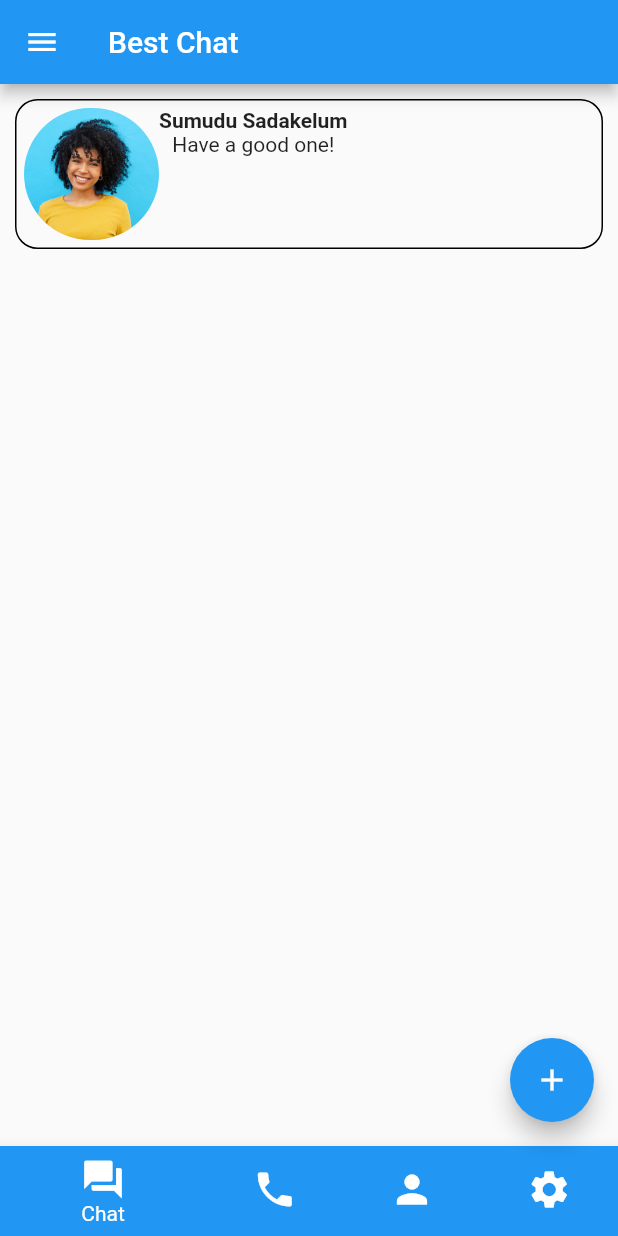
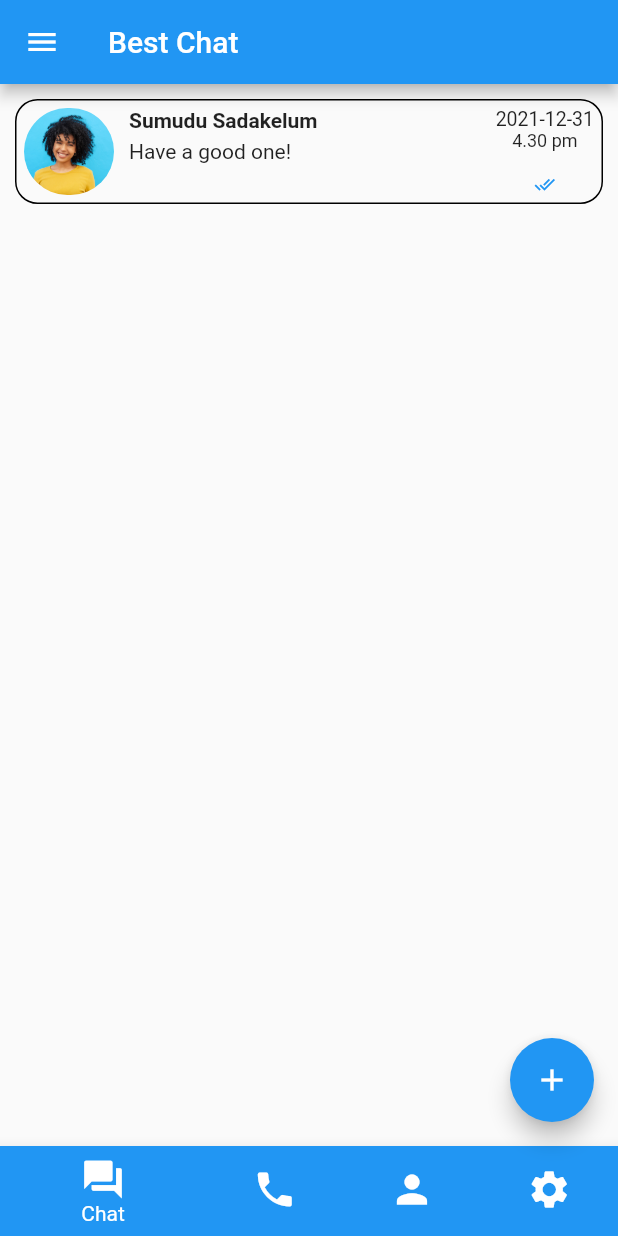
Before and after one commit to nadeeshapathiraja/flutter_chat, a Flutter app: the screen it shows after launch, on a phone screen of 412 x 824 dp. Run offline on Flutter 3.47's test engine with Material 2 defaults, Android fonts, the light colour scheme and no system bars; our stand-ins replace animate_do, carousel_slider, intl_phone_number_input.

Commit message:
done chat one

```diff
--- a/lib/main_pages/chat_page/chat_page.dart
+++ b/lib/main_pages/chat_page/chat_page.dart
@@ -1,5 +1,6 @@
 import 'package:chat_app_flutter/components/custom_image.dart';
 import 'package:chat_app_flutter/components/custom_text.dart';
+import 'package:chat_app_flutter/utils/app_colors.dart';
 import 'package:chat_app_flutter/utils/constants.dart';
 import 'package:flutter/material.dart';
 
@@ -17,7 +18,7 @@ class _ChatPageState extends State<ChatPage> {
       padding: EdgeInsets.all(10),
       child: Container(
         width: double.infinity,
-        height: 100,
+        height: 70,
         child: Padding(
           padding: const EdgeInsets.all(5.0),
           child: Row(
@@ -26,23 +27,55 @@ class _ChatPageState extends State<ChatPage> {
                 borderRadius: BorderRadius.circular(1000.0),
                 child: Image.asset(
                   Constants.imageAssets("person.jpg"),
-                  width: 90,
-                  height: 90,
+                  width: 60,
+                  height: 60,
                   fit: BoxFit.cover,
                 ),
               ),
-              Column(
+              Expanded(
+                child: Padding(
+                  padding: const EdgeInsets.only(left: 10),
+                  child: Column(
+                    crossAxisAlignment: CrossAxisAlignment.start,
                     children: [
                       CustomText(
                         text: "Sumudu Sadakelum",
                         fontSize: 14,
                         fontWeight: FontWeight.bold,
                       ),
+                      SizedBox(height: 5),
                       CustomText(
                         text: "Have a good one!",
                         fontSize: 14,
                       ),
                     ],
+                  ),
+                ),
+              ),
+              Padding(
+                padding: const EdgeInsets.only(left: 10),
+                child: Column(
+                  mainAxisAlignment: MainAxisAlignment.spaceBetween,
+                  children: [
+                    Column(
+                      children: [
+                        CustomText(
+                          text: "2021-12-31",
+                          fontSize: 13,
+                        ),
+                        CustomText(
+                          text: "4.30 pm",
+                          fontSize: 12,
+                        )
+                      ],
+                    ),
+                    Icon(
+                      Icons.done_all,
+                      color: kblue,
+                      size: 14,
+                    )
+                  ],
+                ),
               ),
             ],
           ),
```
Lines whose indentation alone changed are shown as unchanged.
